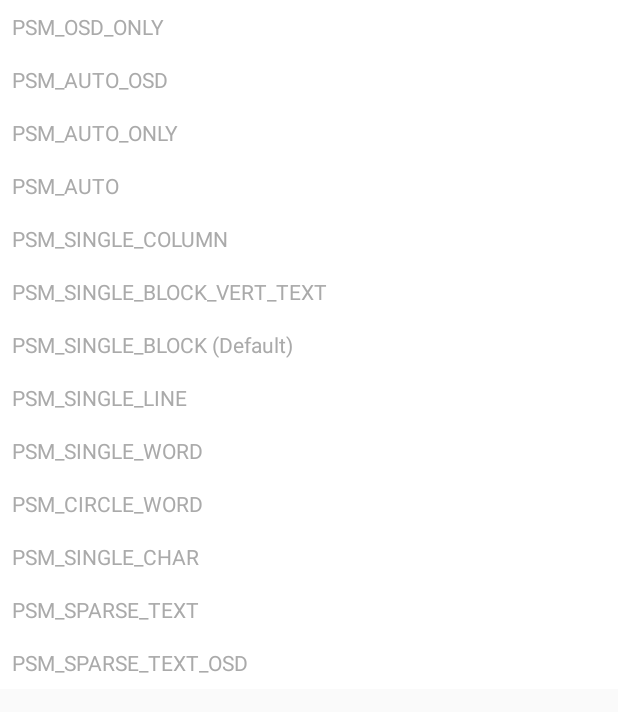
After one commit to sheungon/Android-OCR-example, an Android app: the layout list_seg_mode.xml on its own in the app's theme, with its tools: preview values and no code run, on a phone screen of 412 x 824 dp. The commit adds this screen. Shown: the top 712 px of the screen. Run offline under Robolectric (Android 15) with nearby library versions, the phone set to English and light mode, and no system bars.

Commit message:
Added options to change trained data and recognition mode on the fly.

```diff
--- /dev/null
+++ b/app/src/main/res/layout/list_seg_mode.xml
@@ -0,0 +1,170 @@
+<?xml version="1.0" encoding="utf-8"?>
+<layout xmlns:android="http://schemas.android.com/apk/res/android"
+    xmlns:tools="http://schemas.android.com/tools">
+
+    <data>
+
+        <variable
+            name="fragment"
+            type="com.sotwtm.ocr.demo.option.SegModeBottomSheetDialogFragment" />
+
+        <variable
+            name="options"
+            type="com.sotwtm.ocr.demo.main.OcrOptions" />
+    </data>
+
+    <androidx.core.widget.NestedScrollView
+        android:layout_width="match_parent"
+        android:layout_height="match_parent">
+
+        <LinearLayout
+            android:layout_width="match_parent"
+            android:layout_height="wrap_content"
+            android:background="@android:color/white"
+            android:orientation="vertical">
+
+            <TextView
+                android:layout_width="match_parent"
+                android:layout_height="wrap_content"
+                android:foreground="?attr/selectableItemBackground"
+                android:onClick="@{fragment::onClick}"
+                android:padding="8dp"
+                android:tag="0"
+                android:text="PSM_OSD_ONLY"
+                android:textColor='@{options.segMode == 0 ? @android:color/black : @android:color/darker_gray}'
+                tools:textColor="@android:color/darker_gray" />
+
+            <TextView
+                android:layout_width="match_parent"
+                android:layout_height="wrap_content"
+                android:foreground="?attr/selectableItemBackground"
+                android:onClick="@{fragment::onClick}"
+                android:padding="8dp"
+                android:tag="1"
+                android:text="PSM_AUTO_OSD"
+                android:textColor='@{options.segMode == 1 ? @android:color/black : @android:color/darker_gray}'
+                tools:textColor="@android:color/darker_gray" />
+
+            <TextView
+                android:layout_width="match_parent"
+                android:layout_height="wrap_content"
+                android:foreground="?attr/selectableItemBackground"
+                android:onClick="@{fragment::onClick}"
+                android:padding="8dp"
+                android:tag="2"
+                android:text="PSM_AUTO_ONLY"
+                android:textColor='@{options.segMode == 2 ? @android:color/black : @android:color/darker_gray}'
+                tools:textColor="@android:color/darker_gray" />
+
+            <TextView
+                android:layout_width="match_parent"
+                android:layout_height="wrap_content"
+                android:foreground="?attr/selectableItemBackground"
+                android:onClick="@{fragment::onClick}"
+                android:padding="8dp"
+                android:tag="3"
+                android:text="PSM_AUTO"
+                android:textColor='@{options.segMode == 3 ? @android:color/black : @android:color/darker_gray}'
+                tools:textColor="@android:color/darker_gray" />
+
+            <TextView
+                android:layout_width="match_parent"
+                android:layout_height="wrap_content"
+                android:foreground="?attr/selectableItemBackground"
+                android:onClick="@{fragment::onClick}"
+                android:padding="8dp"
+                android:tag="4"
+                android:text="PSM_SINGLE_COLUMN"
+                android:textColor='@{options.segMode == 4 ? @android:color/black : @android:color/darker_gray}'
+                tools:textColor="@android:color/darker_gray" />
+
+            <TextView
+                android:layout_width="match_parent"
+                android:layout_height="wrap_content"
+                android:foreground="?attr/selectableItemBackground"
+                android:onClick="@{fragment::onClick}"
+                android:padding="8dp"
+                android:tag="5"
+                android:text="PSM_SINGLE_BLOCK_VERT_TEXT"
+                android:textColor='@{options.segMode == 5 ? @android:color/black : @android:color/darker_gray}'
+                tools:textColor="@android:color/darker_gray" />
+
+            <TextView
+                android:layout_width="match_parent"
+                android:layout_height="wrap_content"
+                android:foreground="?attr/selectableItemBackground"
+                android:onClick="@{fragment::onClick}"
+                android:padding="8dp"
+                android:tag="6"
+                android:text="PSM_SINGLE_BLOCK (Default)"
+                android:textColor='@{options.segMode == 6 ? @android:color/black : @android:color/darker_gray}'
+                tools:textColor="@android:color/darker_gray" />
+
+            <TextView
+                android:layout_width="match_parent"
+                android:layout_height="wrap_content"
+                android:foreground="?attr/selectableItemBackground"
+                android:onClick="@{fragment::onClick}"
+                android:padding="8dp"
+                android:tag="7"
+                android:text="PSM_SINGLE_LINE"
+                android:textColor='@{options.segMode == 7 ? @android:color/black : @android:color/darker_gray}'
+                tools:textColor="@android:color/darker_gray" />
+
+            <TextView
+                android:layout_width="match_parent"
+                android:layout_height="wrap_content"
+                android:foreground="?attr/selectableItemBackground"
+                android:onClick="@{fragment::onClick}"
+                android:padding="8dp"
+                android:tag="8"
+                android:text="PSM_SINGLE_WORD"
+                android:textColor='@{options.segMode == 8 ? @android:color/black : @android:color/darker_gray}'
+                tools:textColor="@android:color/darker_gray" />
+
+            <TextView
+                android:layout_width="match_parent"
+                android:layout_height="wrap_content"
+                android:foreground="?attr/selectableItemBackground"
+                android:onClick="@{fragment::onClick}"
+                android:padding="8dp"
+                android:tag="9"
+                android:text="PSM_CIRCLE_WORD"
+                android:textColor='@{options.segMode == 9 ? @android:color/black : @android:color/darker_gray}'
+                tools:textColor="@android:color/darker_gray" />
+
+            <TextView
+                android:layout_width="match_parent"
+                android:layout_height="wrap_content"
+                android:foreground="?attr/selectableItemBackground"
+                android:onClick="@{fragment::onClick}"
+                android:padding="8dp"
+                android:tag="10"
+                android:text="PSM_SINGLE_CHAR"
+                android:textColor='@{options.segMode == 10 ? @android:color/black : @android:color/darker_gray}'
+                tools:textColor="@android:color/darker_gray" />
+
+            <TextView
+                android:layout_width="match_parent"
+                android:layout_height="wrap_content"
+                android:foreground="?attr/selectableItemBackground"
+                android:onClick="@{fragment::onClick}"
+                android:padding="8dp"
+                android:tag="11"
+                android:text="PSM_SPARSE_TEXT"
+                android:textColor='@{options.segMode == 11 ? @android:color/black : @android:color/darker_gray}'
+                tools:textColor="@android:color/darker_gray" />
+
+            <TextView
+                android:layout_width="match_parent"
+                android:layout_height="wrap_content"
+                android:foreground="?attr/selectableItemBackground"
+                android:onClick="@{fragment::onClick}"
+                android:padding="8dp"
+                android:tag="12"
+                android:text="PSM_SPARSE_TEXT_OSD"
+                android:textColor='@{options.segMode == 12 ? @android:color/black : @android:color/darker_gray}'
+                tools:textColor="@android:color/darker_gray" />
+        </LinearLayout>
+    </androidx.core.widget.NestedScrollView>
+</layout>
--- a/app/src/main/res/values/strings.xml
+++ b/app/src/main/res/values/strings.xml
@@ -10,4 +10,7 @@
     <string name="dialog_ocr_button">Dismiss</string>
     <string name="action_recognition_enhancement">Recognition Enhancement</string>
     <string name="error_no_permission">Missing required permission.</string>
+    <string name="action_allow_digit_only">Allow Digit Only</string>
+    <string name="action_recognition_mode">Recognition Mode</string>
+    <string name="action_trained_data">Trained Data</string>
 </resources>
--- a/build.gradle
+++ b/build.gradle
@@ -21,6 +21,9 @@ buildscript {
                 // AndroidX appcompat
                 // https://mvnrepository.com/artifact/androidx.appcompat/appcompat
                 'androidx_appcompat' : '1.0.2',
+                // Android Material
+                // https://mvnrepository.com/artifact/com.google.android.material/material
+                'android_material' : '1.0.0',
                 // AndroidX Kotlin
                 // https://mvnrepository.com/artifact/androidx.core/core-ktx
                 'androidx_ktx'       : '1.0.1',
```
Also changed, not shown: app/src/main/java/com/sotwtm/ocr/demo/camera/CameraView.kt (+44 -4 lines), app/src/main/java/com/sotwtm/ocr/demo/camera/OCRThread.kt (+31 -5 lines), app/src/main/java/com/sotwtm/ocr/demo/camera/TextRecognitionHelper.kt (+29 -13 lines), app/src/main/java/com/sotwtm/ocr/demo/main/OcrOptions.kt (added, +28 -0 lines), app/src/main/java/com/sotwtm/ocr/demo/main/RecognitionActivity.kt (+49 -5 lines), app/src/main/java/com/sotwtm/ocr/demo/option/SegModeBottomSheetDialogFragment.kt (added, +40 -0 lines), app/src/main/java/com/sotwtm/ocr/demo/option/TrainedDataBottomSheetDialogFragment.kt (added, +40 -0 lines), app/src/main/res/layout/activity_recognition.xml (+18 -3 lines), app/src/main/res/layout/list_trained_data.xml (added, +104 -0 lines), app/src/main/res/menu/recognition.xml (+21 -0 lines), 2 other files.
